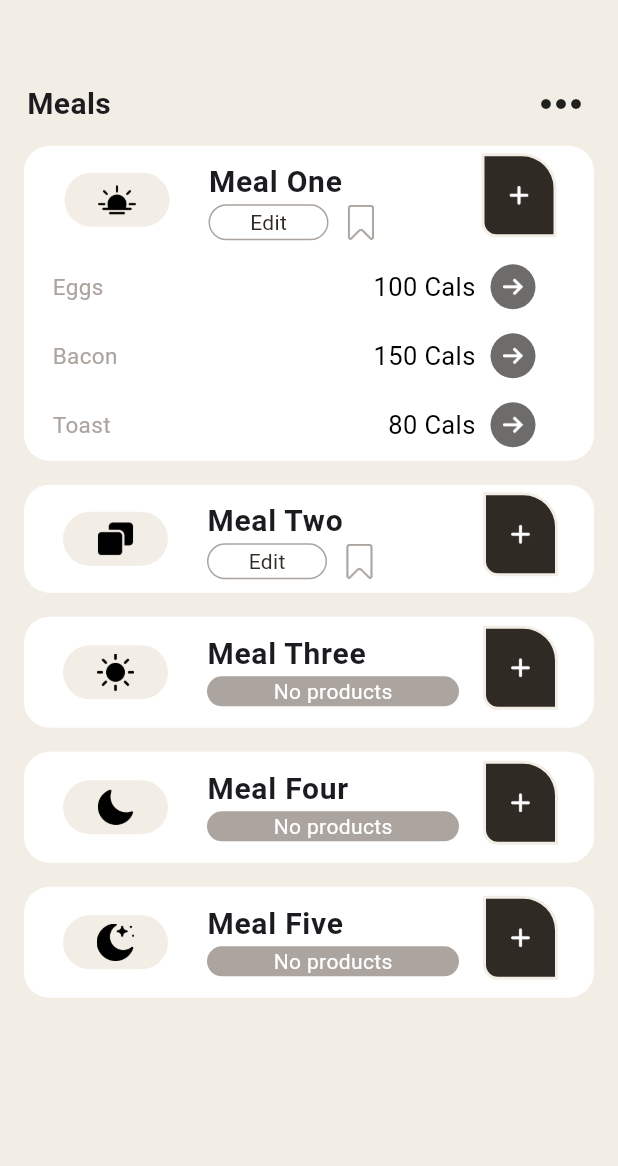
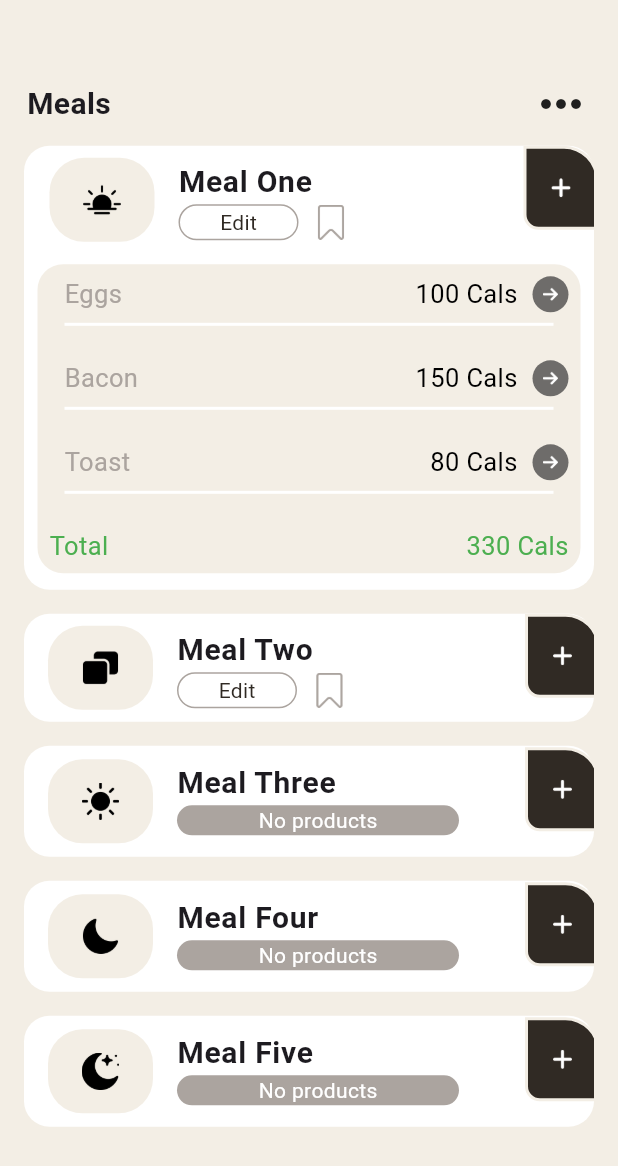
Before and after one commit to abdulmannankh21/cartapp, a Flutter app: the screen it shows after launch, after a tap on "Meal One", on a phone screen of 412 x 824 dp. Shown: the top 1166 px of the screen. Run offline on Flutter 3.47's test engine with Material 3 defaults, Android fonts, the phone set to English and light mode, and no system bars; our stand-ins replace get.

Commit message:
initial commit

```diff
--- a/lib/controller/meal_controller.dart
+++ b/lib/controller/meal_controller.dart
@@ -10,31 +10,39 @@ class MealController extends GetxController {
       Product("Bacon", 150),
       Product("Toast", 80),
     ],
-  'images/halfsun.png'
+  'images/halfsun.png',330
     ),
   Meal('Meal Two', [
     Product("Bacon", 150),
     Product("Toast", 80),
   ],
-  'images/duplicate.png'  ),
+  'images/duplicate.png' ,230 ),
   Meal('Meal Three', [
 
   ],
-  'images/sun.png'  ),
+  'images/sun.png' ,0 ),
   Meal('Meal Four', [
 
   ],
-  'images/night.png'
+  'images/night.png',0
   ),
   Meal('Meal Five', [
 
   ],
-      'images/fullmoon.png'  ),
+      'images/fullmoon.png',0  ),
   ];
 
   void deleteProduct(int mealIndex, int productIndex) {
+    // meals[mealIndex].products.removeAt(productIndex);
+    int removedCalories = meals[mealIndex].products[productIndex].calories;
     meals[mealIndex].products.removeAt(productIndex);
+
+    // Subtract the calories of the removed product from the total calories of the meal
+    meals[mealIndex].total = (meals[mealIndex].total! - removedCalories)!;
     update();
+  }
+
+
 }
 
 // void addMeal(String name,String icon, List<Product> products) {
@@ -44,4 +52,3 @@ class MealController extends GetxController {
 // void addProduct(int mealIndex, Product product) {
 //   meals[mealIndex].products.add(product);
 // }
-}
--- a/lib/model/model.dart
+++ b/lib/model/model.dart
@@ -1,10 +1,11 @@
 class Meal {
   String name;
-  final String icon;
+   String icon;
+   int? total;
 
   List<Product> products;
 
-  Meal(this.name, this.products, this.icon);
+  Meal(this.name, this.products, this.icon,this.total);
 }
 
 class Product {
--- a/lib/view/meal_Screen.dart
+++ b/lib/view/meal_Screen.dart
@@ -42,10 +42,7 @@ class MealScreen extends StatelessWidget {
                     child: ListView.builder(
                       itemCount: mealController.meals.length,
                       itemBuilder: (context, index) {
-                        return Container(
-                            width: double.infinity,
-                            // color: primaryUI,
-                            child: Padding(
+                        return Padding(
                           padding: const EdgeInsets.all(8.0),
                           child: Container(
                               alignment: Alignment.topCenter,
@@ -54,7 +51,7 @@ class MealScreen extends StatelessWidget {
                                   borderRadius: BorderRadius.circular(17)),
                               child: MealWidget(
                                   meal: mealController.meals[index])),
-                            ));
+                        );
                       },
                     ),
                   );
@@ -62,6 +59,7 @@ class MealScreen extends StatelessWidget {
 
 
             ),
+
           ],
         ),
       ),
--- a/lib/widget/meal_widget.dart
+++ b/lib/widget/meal_widget.dart
@@ -21,9 +21,7 @@ class _MealWidgetState extends State<MealWidget> {
   Widget build(BuildContext context) {
     return ExpansionTile(
       shape: Border.all(color: Colors.transparent),
-      leading: Padding(
-        padding: const EdgeInsets.symmetric(horizontal: 10, vertical: 10),
-        child: Container(
+      leading: Container(
         height: 70,
         width: 70,
         decoration: BoxDecoration(
@@ -32,7 +30,6 @@ class _MealWidgetState extends State<MealWidget> {
           child: Image.asset(
             widget.meal.icon,
             height: 25,
-            ),
           ),
         ),
       ),
@@ -69,12 +66,14 @@ class _MealWidgetState extends State<MealWidget> {
                     width: 80,
                     decoration: BoxDecoration(
                         color: Colors.white,
-                        border: Border.all(color: secondaryUi),
+                        border: Border.all(
+                            color: isEdit ? Colors.green : secondaryUi),
                         borderRadius: BorderRadius.circular(20)),
                     child: Center(
                       child: Text(
                         isEdit ? 'Save' : 'Edit',
-                        style: TextStyle(color: secondary),
+                        style:
+                            TextStyle(color: isEdit ? Colors.green : secondary),
                       ),
                     ),
                   ),
@@ -89,8 +88,9 @@ class _MealWidgetState extends State<MealWidget> {
                 )
               ],
             ),
+
       trailing: Transform.translate(
-        offset: const Offset(0, -3),
+        offset: const Offset(28, -8),
         child: Container(
           height: 70,
           width: 50,
@@ -109,16 +109,54 @@ class _MealWidgetState extends State<MealWidget> {
         ),
       ),
       children: [
+        Stack(
+          children: [
+            Padding(
+              padding: const EdgeInsets.all(8.0),
+              child: Container(
+                height: MediaQuery.of(context).size.height * 0.25,
+                alignment: Alignment.topCenter,
+                decoration: BoxDecoration(
+                    color: primary, borderRadius: BorderRadius.circular(17)),
+              ),
+            ),
+            Expanded(
+                child: Padding(
+              padding: const EdgeInsets.all(8.0),
+              child: Column(
+                children: [
                   ...widget.meal.products.asMap().entries.map((entry) {
                     int index = entry.key;
                     Product product = entry.value;
                     return ProductWidget(
                       product: product,
-            mealIndex: Get.find<MealController>().meals.indexOf(widget.meal),
+                      mealIndex:
+                          Get.find<MealController>().meals.indexOf(widget.meal),
                       productIndex: index,
                       isEdit: isEdit,
                     );
                   }).toList(),
+                  Padding(
+                    padding: const EdgeInsets.all(8.0),
+                    child: Row(
+                      mainAxisAlignment: MainAxisAlignment.spaceBetween,
+                      children: [
+                        Text(
+                          "Total",
+                          style: TextStyle(color: Colors.green, fontSize: 17),
+                        ),
+                        Text(
+                          "${widget.meal.total} Cals",
+                          style: TextStyle(color: Colors.green, fontSize: 17),
+                        )
+                      ],
+                    ),
+                  ),
+                ],
+              ),
+            )),
+          ],
+        ),
       ],
     );
   }
--- a/lib/widget/product_widget.dart
+++ b/lib/widget/product_widget.dart
@@ -21,14 +21,16 @@ class ProductWidget extends StatelessWidget {
   Widget build(BuildContext context) {
     return Padding(
       padding: const EdgeInsets.all(8.0),
-      child: Row(
+      child: Column(
+        children: [
+          Row(
             children: [
               const SizedBox(
                 width: 10,
               ),
               Text(
                 product.name,
-            style: TextStyle(color: secondaryUi, fontSize: 15),
+                style: TextStyle(color: secondaryUi, fontSize: 17),
               ),
               const Spacer(),
               Text('${product.calories} Cals',
@@ -40,7 +42,7 @@ class ProductWidget extends StatelessWidget {
                 width: 10,
               ),
               CircleAvatar(
-            radius: 15,
+                radius: 12,
                 backgroundColor:
                     isEdit ? Colors.red : const Color.fromARGB(255, 110, 108, 106),
                 child: isEdit
@@ -52,17 +54,17 @@ class ProductWidget extends StatelessWidget {
                         child: Icon(
                           Icons.close,
                           color: Colors.white,
-                      size: 18,
+                          size: 12,
                         ),
                       )
                     : Image.asset(
                         'images/right.png',
                         color: Colors.white,
-                    height: 13,
+                        height: 10,
                       ),
               ),
-          const SizedBox(
-            width: 10,
+
+            ],
           ),
           const Divider(
             color: primaryUI,
```
Lines whose indentation alone changed are shown as unchanged.
